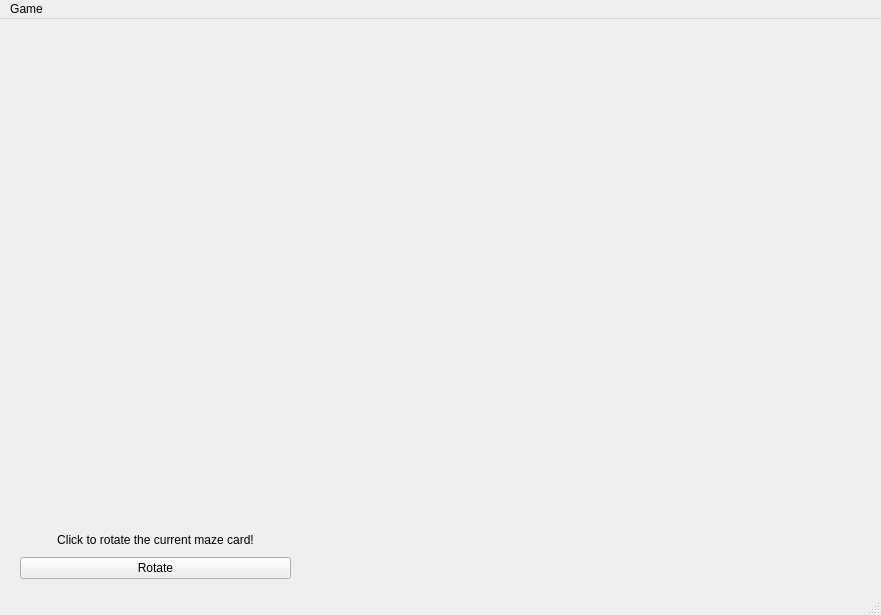
This is core/view/gui/GameWindow.ui in Antho1605/Labyrinth as Qt 5 draws it before an edit. The edited form follows.
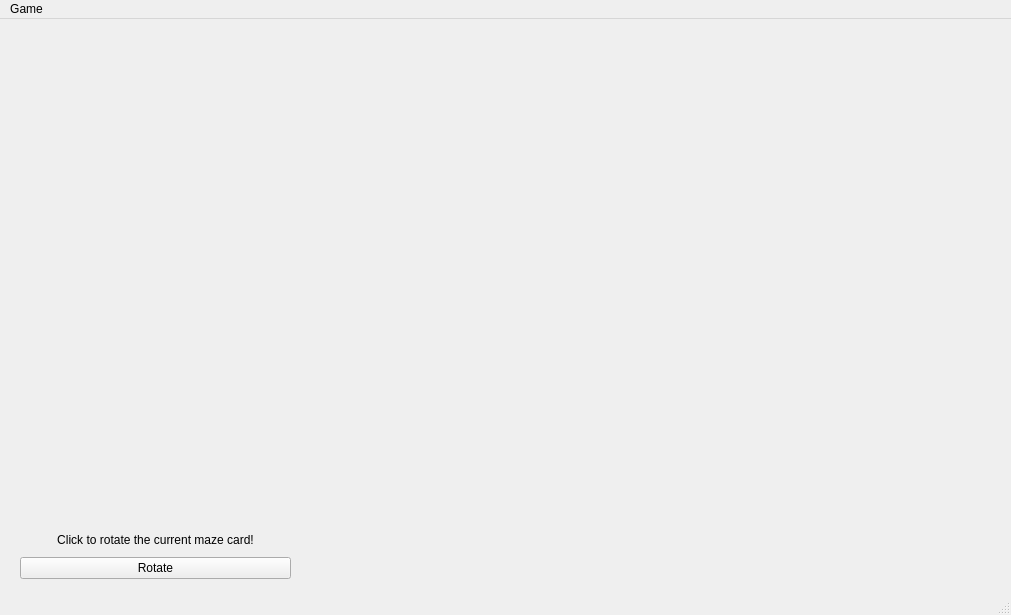
This is the edited form.

Commit message: Objectives are diplayed on the board

```diff
--- a/core/view/gui/GameWindow.ui
+++ b/core/view/gui/GameWindow.ui
@@ -6,7 +6,7 @@
    <rect>
     <x>0</x>
     <y>0</y>
-    <width>881</width>
+    <width>1011</width>
     <height>615</height>
    </rect>
   </property>
@@ -108,13 +108,24 @@
     </property>
     <layout class="QVBoxLayout" name="currentMazeCard"/>
    </widget>
+   <widget class="QWidget" name="verticalLayoutWidget_3">
+    <property name="geometry">
+     <rect>
+      <x>880</x>
+      <y>10</y>
+      <width>121</width>
+      <height>551</height>
+     </rect>
+    </property>
+    <layout class="QVBoxLayout" name="objectives"/>
+   </widget>
   </widget>
   <widget class="QMenuBar" name="menubar">
    <property name="geometry">
     <rect>
      <x>0</x>
      <y>0</y>
-     <width>881</width>
+     <width>1011</width>
      <height>22</height>
     </rect>
    </property>
```
The commit also changes 6 other files.
